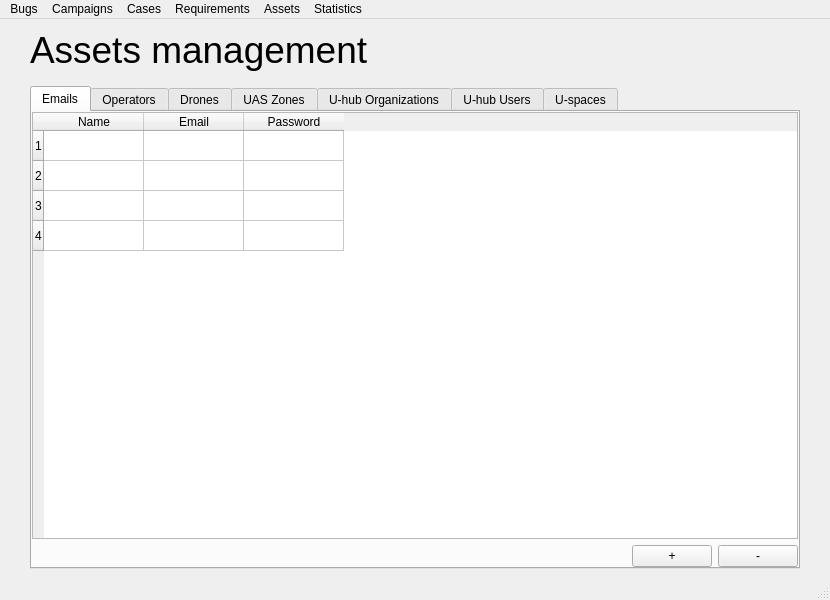
First picture: the form in ui/main.ui, repository vazmasero/UAT-Tool, before the edit.
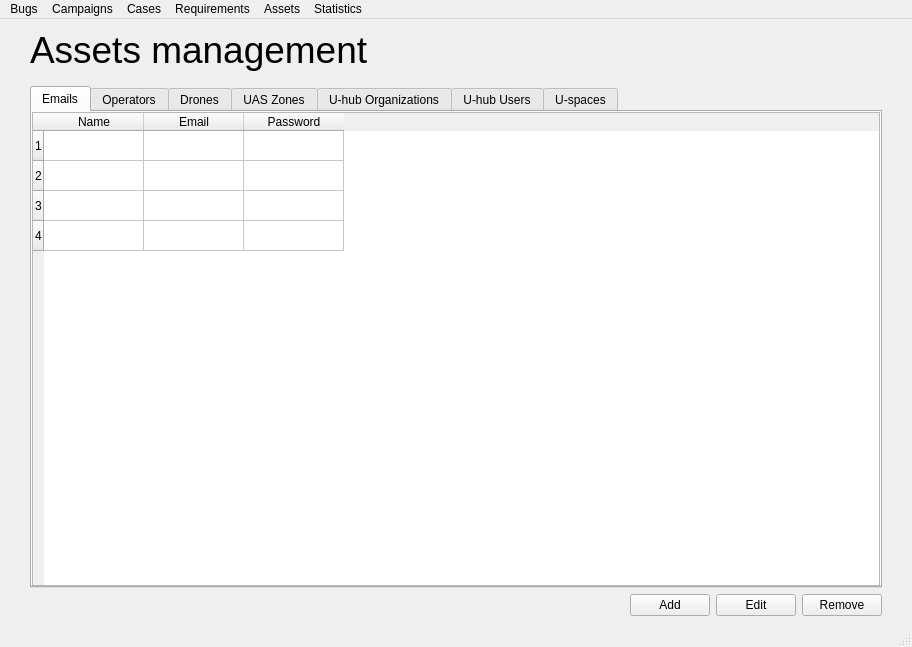
Second picture: the form after the edit. The open tabs and pages were chosen to show the change.

Diff of the .ui file:
```diff
--- a/ui/main.ui
+++ b/ui/main.ui
@@ -6,8 +6,8 @@
    <rect>
     <x>0</x>
     <y>0</y>
-    <width>823</width>
-    <height>600</height>
+    <width>898</width>
+    <height>647</height>
    </rect>
   </property>
   <property name="windowTitle">
@@ -800,27 +800,6 @@
               </column>
              </widget>
             </item>
-            <item>
-             <layout class="QHBoxLayout" name="hlayout_btn_email">
-              <property name="leftMargin">
-               <number>600</number>
-              </property>
-              <item>
-               <widget class="QPushButton" name="btn_add_email">
-                <property name="text">
-                 <string>+</string>
-                </property>
-               </widget>
-              </item>
-              <item>
-               <widget class="QPushButton" name="btn_remove_email">
-                <property name="text">
-                 <string>-</string>
-                </property>
-               </widget>
-              </item>
-             </layout>
-            </item>
            </layout>
           </widget>
           <widget class="QWidget" name="tab_operators">
@@ -1321,6 +1300,34 @@
       </widget>
      </widget>
     </item>
+    <item>
+     <layout class="QHBoxLayout" name="hlayout_btn">
+      <property name="leftMargin">
+       <number>600</number>
+      </property>
+      <item>
+       <widget class="QPushButton" name="btn_add">
+        <property name="text">
+         <string>Add</string>
+        </property>
+       </widget>
+      </item>
+      <item>
+       <widget class="QPushButton" name="btn_edit">
+        <property name="text">
+         <string>Edit</string>
+        </property>
+       </widget>
+      </item>
+      <item>
+       <widget class="QPushButton" name="btn_remove">
+        <property name="text">
+         <string>Remove</string>
+        </property>
+       </widget>
+      </item>
+     </layout>
+    </item>
    </layout>
   </widget>
   <widget class="QMenuBar" name="menu_bar_main">
@@ -1328,8 +1335,8 @@
     <rect>
      <x>0</x>
      <y>0</y>
-     <width>823</width>
-     <height>33</height>
+     <width>898</width>
+     <height>22</height>
     </rect>
    </property>
    <widget class="QMenu" name="menu_bugs">
```
Left out of the diff: 298 changed lines with no effect on the pictures.
